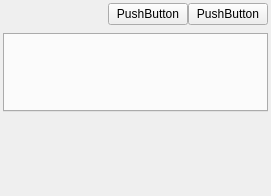
First picture: the form in pymdwizard/gui/ui_files/repeating_element.ui, repository DOI-USGS/fort-pymdwizard, before the edit.
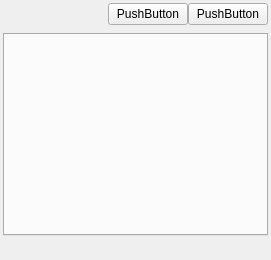
Second picture: the form after the edit.

Commit message: generic widget with repeating keywords

```diff
--- a/pymdwizard/gui/ui_files/repeating_element.ui
+++ b/pymdwizard/gui/ui_files/repeating_element.ui
@@ -7,7 +7,7 @@
     <x>0</x>
     <y>0</y>
     <width>271</width>
-    <height>196</height>
+    <height>260</height>
    </rect>
   </property>
   <property name="windowTitle">
@@ -99,42 +99,7 @@
    </item>
    <item>
     <widget class="QWidget" name="vertical_widget" native="true">
-     <property name="minimumSize">
-      <size>
-       <width>1</width>
-       <height>1</height>
-      </size>
-     </property>
-     <layout class="QVBoxLayout" name="verticalLayout">
-      <property name="leftMargin">
-       <number>3</number>
-      </property>
-      <property name="topMargin">
-       <number>3</number>
-      </property>
-      <property name="rightMargin">
-       <number>3</number>
-      </property>
-      <property name="bottomMargin">
-       <number>0</number>
-      </property>
-      <item>
-       <spacer name="verticalSpacer">
-        <property name="orientation">
-         <enum>Qt::Vertical</enum>
-        </property>
-        <property name="sizeType">
-         <enum>QSizePolicy::MinimumExpanding</enum>
-        </property>
-        <property name="sizeHint" stdset="0">
-         <size>
-          <width>20</width>
-          <height>0</height>
-         </size>
-        </property>
-       </spacer>
-      </item>
-     </layout>
+     <layout class="QVBoxLayout" name="verticalLayout_4"/>
     </widget>
    </item>
   </layout>
```
The commit also changes 4 other files.
